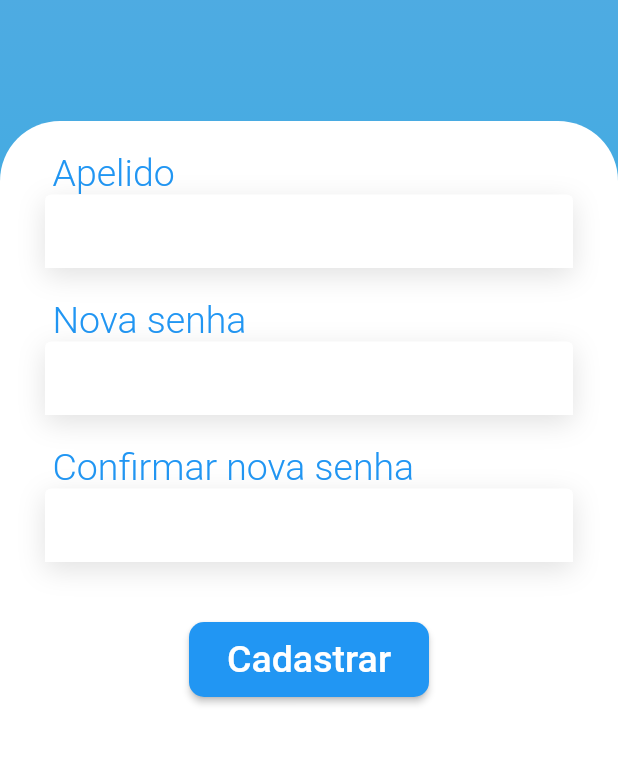
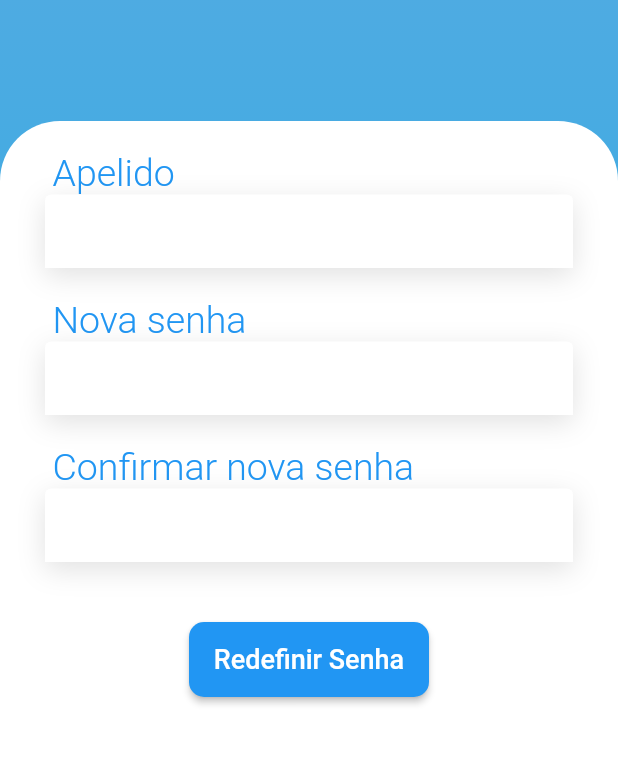
Before and after one commit to Paula-Project/Paula-app, a Flutter app: the ChangePassword screen opened directly, on a phone screen of 412 x 824 dp, the part 464-1229 px from its top. Run offline on Flutter 3.47's test engine with Material 2 defaults, Android fonts, the phone set to English and light mode, and no system bars; our stand-ins replace audioplayers, get, page_transition, shared_preferences; accounts and stored records are empty; Roboto replaces fonts that are missing (Nunito).

Commit message:
Tela Change Password v.2

```diff
--- a/lib/app/views/change_password.dart
+++ b/lib/app/views/change_password.dart
@@ -1,5 +1,6 @@
 import 'package:flutter/material.dart';
 import 'package:paula/app/views/components/Input.dart';
+import 'package:paula/app/views/login_page.dart';
 import 'components/paulaTitle.dart';
 import 'home_page.dart';
 import 'package:flutter/services.dart';
@@ -170,7 +171,7 @@ class _ChangePassword extends State<ChangePassword> {
                                                   MaterialPageRoute(
                                                     builder: (BuildContext
                                                     context) =>
-                                                    const HomePage(),
+                                                    const LoginPage(),
                                                   ),
                                                       (route) => false,
                                                 );
@@ -192,8 +193,8 @@ class _ChangePassword extends State<ChangePassword> {
                                                           10),
                                                       side: BorderSide.none)),
                                             ),
-                                            child: const Text("Cadastrar",
-                                                style: TextStyle(fontSize: 25)),
+                                            child: const Text("Redefinir Senha",
+                                                style: TextStyle(fontSize: 18)),
                                           ),
                                         ),
                                       ],
```
